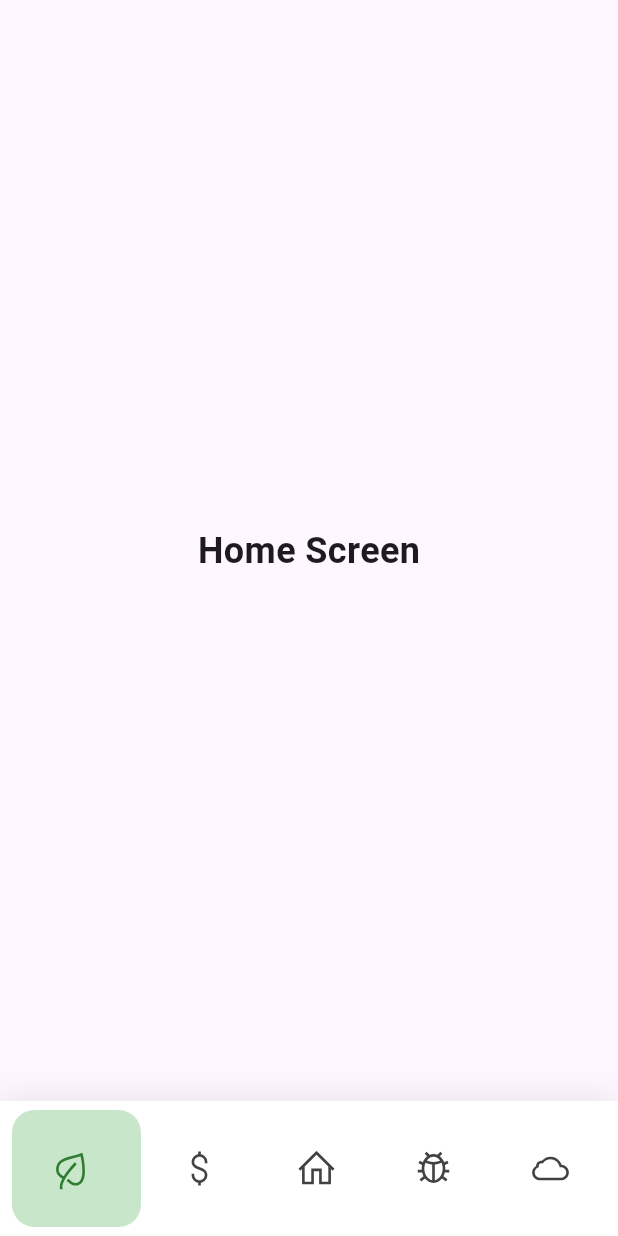
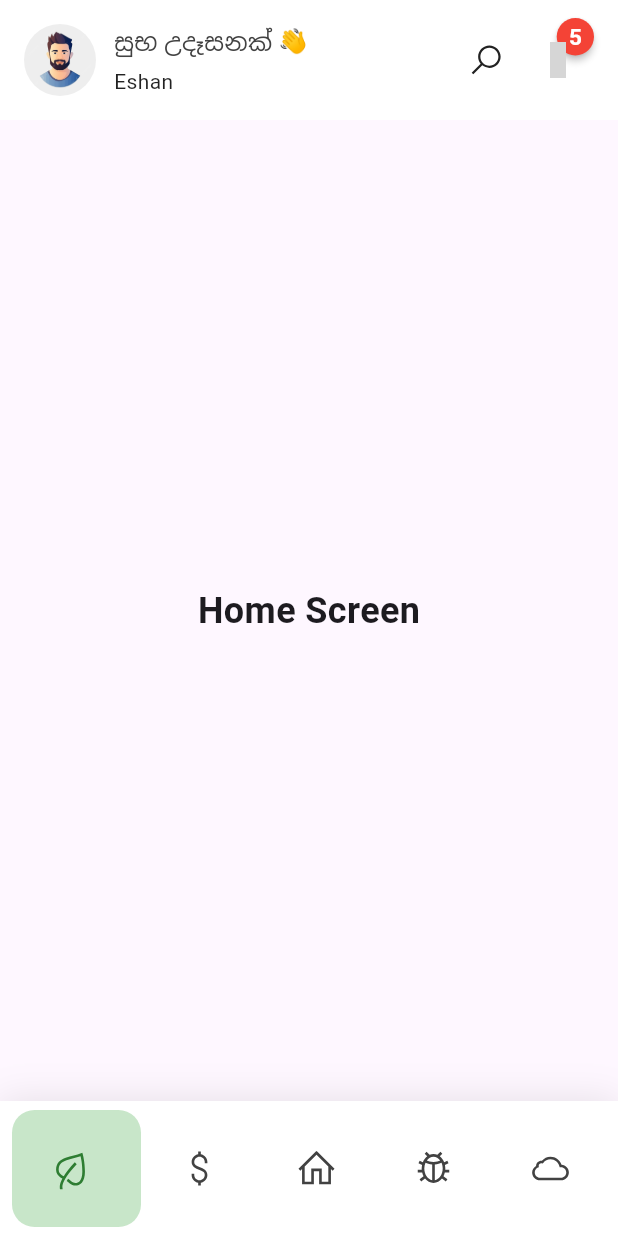
Before and after one commit to SarangaSiriwardhana9/BetleCare-App, a Flutter app: the screen it shows after launch, on a phone screen of 412 x 824 dp. Run offline on Flutter 3.47's test engine with Material 3 defaults, Android fonts, the phone set to English and light mode, and no system bars; drawn by our look-alikes of badges, google_nav_bar; our stand-ins replace geolocator, google_maps_flutter, line_icons, lottie; network calls fail; grey boxes are pictures that could not be loaded.

Commit message:
header added

```diff
--- a/betlecare/lib/main.dart
+++ b/betlecare/lib/main.dart
@@ -1,8 +1,9 @@
+import 'package:flutter/material.dart';
 import 'package:betlecare/pages/home_screen.dart';
 import 'package:betlecare/pages/profile_screen.dart';
 import 'package:betlecare/pages/splash_screen.dart';
 import 'package:betlecare/widgets/bottom_nav_bar.dart';
-import 'package:flutter/material.dart';
+import 'package:betlecare/widgets/profile_header.dart'; // Import the ProfileHeader
 
 void main() {
   runApp(MyApp());
@@ -29,7 +30,7 @@ class _MainPageState extends State<MainPage> {
   final List<Widget> _screens = [
     HomeScreen(),
     ProfileScreen(),
-    ProfileScreen(),
+    HomeScreen(),
     ProfileScreen(),
     ProfileScreen(),
   ];
@@ -43,7 +44,14 @@ class _MainPageState extends State<MainPage> {
   @override
   Widget build(BuildContext context) {
     return Scaffold(
-      body: _screens[_selectedIndex],
+      body: Column(
+        children: [
+          ProfileHeader(), // Add the ProfileHeader here
+          Expanded(
+            child: _screens[_selectedIndex],
+          ),
+        ],
+      ),
       bottomNavigationBar: BottomNavBar(
         selectedIndex: _selectedIndex,
         onTabChange: _onTabChange,
--- /dev/null
+++ b/betlecare/lib/widgets/profile_header.dart
@@ -0,0 +1,105 @@
+import 'package:flutter/material.dart';
+import 'package:line_icons/line_icons.dart';
+import 'package:badges/badges.dart' as badges;
+
+class ProfileHeader extends StatelessWidget {
+  const ProfileHeader({super.key});
+
+  @override
+  Widget build(BuildContext context) {
+    return Container(
+      padding: const EdgeInsets.all(16.0),
+      color: Colors.white,
+      child: SafeArea(
+        child: Row(
+          children: [
+            // Profile section
+            Expanded(
+              child: Row(
+                children: [
+                  // Avatar
+                  CircleAvatar(
+                    radius: 24,
+                    backgroundColor: Colors.grey[200],
+                    backgroundImage: const AssetImage('assets/images/profile.png'),
+                  ),
+                  const SizedBox(width: 12),
+                  // Text section
+                  Column(
+                    crossAxisAlignment: CrossAxisAlignment.start,
+                    mainAxisSize: MainAxisSize.min,
+                    children: [
+                      Row(
+                        children: [
+                          Text(
+                            'සුභ උදෑසනක්',
+                            style: TextStyle(
+                              fontSize: 16,
+                              color: Colors.grey[800],
+                              fontWeight: FontWeight.w500,
+                            ),
+                          ),
+                          const SizedBox(width: 4),
+                          const Text(
+                            '👋',
+                            style: TextStyle(fontSize: 16),
+                          ),
+                        ],
+                      ),
+                      const SizedBox(height: 4),
+                      // Name
+                      const Text(
+                        'Eshan',
+                        style: TextStyle(
+                          fontSize: 14,
+                          color: Colors.black87,
+                        ),
+                      ),
+                    ],
+                  ),
+                ],
+              ),
+            ),
+            // Action buttons
+            Row(
+              children: [
+                // Search icon
+                IconButton(
+                  icon: const Icon(LineIcons.search, color: Colors.black87),
+                  onPressed: () {},
+                ),
+                // Bell icon with red badge
+                badges.Badge(
+                  position: badges.BadgePosition.topEnd(top: -10, end: 0),
+                  badgeContent: const Text(
+                    '5',
+                    style: TextStyle(
+                      color: Colors.white,
+                      fontWeight: FontWeight.bold,
+                      fontSize: 15,
+                    ),
+                  ),
+                  badgeAnimation: badges.BadgeAnimation.scale(
+                    animationDuration: Duration(seconds: 1),
+                    colorChangeAnimationDuration: Duration(seconds: 1),
+                    loopAnimation: false,
+                  ),
+                  badgeStyle: badges.BadgeStyle(
+                    shape: badges.BadgeShape.circle,
+                    badgeColor:  Colors.red,
+                    padding: EdgeInsets.all(8),
+                    borderRadius: BorderRadius.circular(4),
+                  ),
+                  child: IconButton(
+                    icon: const Icon(LineIcons.bellAlt, color: Colors.black87),
+                    onPressed: () {},
+                  ),
+                ),
+              ],
+            ),
+          ],
+        ),
+      ),
+    );
+  }
+}
--- a/betlecare/pubspec.yaml
+++ b/betlecare/pubspec.yaml
@@ -42,6 +42,7 @@ dependencies:
   flutter_animate: ^4.1.1+1
   google_nav_bar: ^5.0.7
   line_icons: ^2.0.3
+  badges: ^3.1.2
 
 dev_dependencies:
   flutter_test:
@@ -66,8 +67,8 @@ flutter:
   uses-material-design: true
 
   # To add assets to your application, add an assets section, like this:
-  # assets:
-  #   - images/a_dot_burr.jpeg
+  assets:
+     - assets/images/profile.png
   #   - images/a_dot_ham.jpeg
 
   # An image asset can refer to one or more resolution-specific "variants", see
```
Also changed, not shown: betlecare/assets/images/profile.png (added), betlecare/lib/pages/harvest/harvest_screen.dart (added), betlecare/pubspec.lock.
